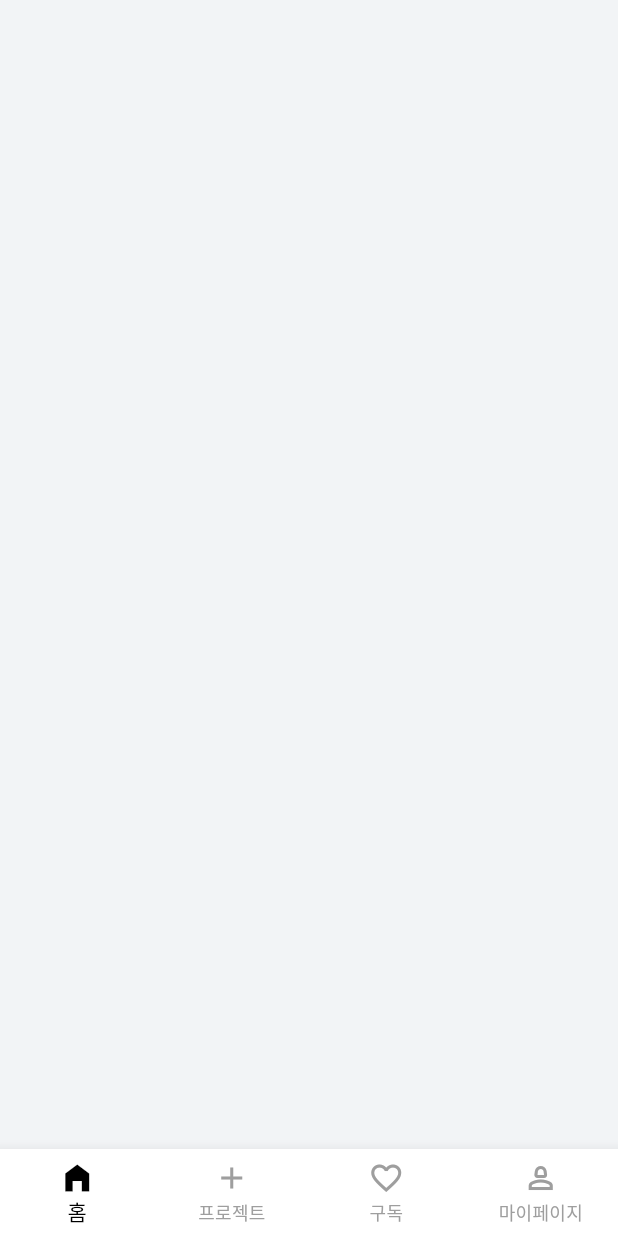
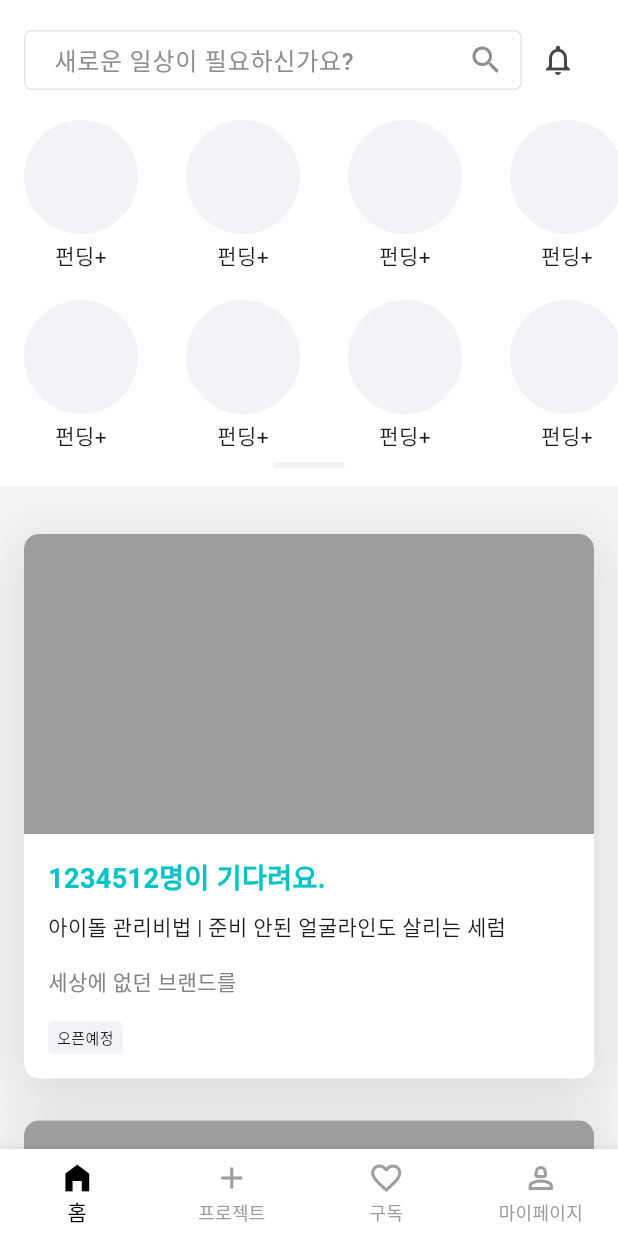
Before and after one commit to korca0220/flutter-wabiz-client, a Flutter app: the screen it shows after launch, on a phone screen of 412 x 824 dp. Run offline on Flutter 3.47's test engine with Material 3 defaults, Android fonts, the phone set to English and light mode, and no system bars; our stand-ins replace gap, go_router; Roboto replaces fonts that are missing (Pretendard).

Commit message:
add home page ui

```diff
--- a/lib/router.dart
+++ b/lib/router.dart
@@ -1,5 +1,5 @@
 import 'package:flutter/material.dart';
-import 'package:flutter_wabiz_client/views/home/homepage.dart';
+import 'package:flutter_wabiz_client/views/home/home_page.dart';
 import 'package:flutter_wabiz_client/views/wabiz_app_shell.dart';
 import 'package:go_router/go_router.dart';
 
--- /dev/null
+++ b/lib/views/home/home_page.dart
@@ -0,0 +1,201 @@
+import 'package:flutter/material.dart';
+import 'package:flutter_wabiz_client/theme.dart';
+import 'package:gap/gap.dart';
+
+class HomePage extends StatefulWidget {
+  const HomePage({super.key});
+
+  @override
+  State<HomePage> createState() => _HomePageState();
+}
+
+class _HomePageState extends State<HomePage> {
+  @override
+  Widget build(BuildContext context) {
+    return Scaffold(
+      body: SafeArea(
+        child: Column(
+          children: [
+            Container(
+              color: Colors.white,
+              height: 324,
+              child: Column(
+                children: [
+                  Padding(
+                    padding: const EdgeInsets.all(16.0),
+                    child: Row(
+                      children: [
+                        Expanded(
+                          child: SizedBox(
+                            height: 40,
+                            child: TextFormField(
+                              decoration: InputDecoration(
+                                contentPadding: const EdgeInsets.symmetric(
+                                  horizontal: 16,
+                                ),
+                                border: OutlineInputBorder(
+                                  borderRadius: BorderRadius.circular(5),
+                                  borderSide: BorderSide(
+                                    color: AppColors.wabizGray[100]!,
+                                  ),
+                                ),
+                                enabledBorder: OutlineInputBorder(
+                                  borderRadius: BorderRadius.circular(5),
+                                  borderSide: BorderSide(
+                                    color: AppColors.wabizGray[100]!,
+                                  ),
+                                ),
+                                focusedBorder: OutlineInputBorder(
+                                  borderRadius: BorderRadius.circular(5),
+                                  borderSide: const BorderSide(
+                                    color: AppColors.primaryColor,
+                                  ),
+                                ),
+                                hintText: "새로운 일상이 필요하신가요?",
+                                suffixIcon: const Icon(
+                                  Icons.search,
+                                ),
+                                suffixIconColor: AppColors.wabizGray[400],
+                              ),
+                              onTap: () {},
+                            ),
+                          ),
+                        ),
+                        IconButton(
+                          onPressed: () {},
+                          icon: const Icon(Icons.notifications_none),
+                        ),
+                      ],
+                    ),
+                  ),
+                  Expanded(
+                    child: GridView.builder(
+                      scrollDirection: Axis.horizontal,
+                      gridDelegate:
+                          const SliverGridDelegateWithFixedCrossAxisCount(
+                        crossAxisCount: 2,
+                        crossAxisSpacing: 12,
+                        mainAxisSpacing: 0,
+                      ),
+                      itemCount: 10,
+                      itemBuilder: (context, index) {
+                        return const InkWell(
+                          child: Column(
+                            children: [
+                              CircleAvatar(
+                                radius: 38,
+                                backgroundColor: AppColors.bg,
+                              ),
+                              Gap(4),
+                              Text("펀딩+"),
+                            ],
+                          ),
+                        );
+                      },
+                    ),
+                  ),
+                  Container(
+                    width: 48,
+                    height: 4,
+                    decoration: BoxDecoration(
+                      color: AppColors.bg,
+                      borderRadius: BorderRadius.circular(2),
+                    ),
+                  ),
+                  const Gap(12),
+                ],
+              ),
+            ),
+            const Gap(12),
+            Expanded(
+              child: ListView.builder(
+                itemCount: 10,
+                itemBuilder: (context, index) {
+                  return InkWell(
+                    child: Container(
+                      margin: const EdgeInsets.only(
+                        bottom: 8,
+                        left: 16,
+                        right: 16,
+                        top: 20,
+                      ),
+                      decoration: BoxDecoration(
+                        color: Colors.white,
+                        borderRadius: BorderRadius.circular(10),
+                        boxShadow: [
+                          BoxShadow(
+                            color: Colors.black.withOpacity(0.1),
+                            blurRadius: 30,
+                            spreadRadius: 4,
+                            offset: const Offset(0, 8),
+                          ),
+                        ],
+                      ),
+                      child: Column(
+                        crossAxisAlignment: CrossAxisAlignment.stretch,
+                        children: [
+                          Container(
+                            height: 200,
+                            decoration: const BoxDecoration(
+                              color: Colors.grey,
+                              borderRadius: BorderRadius.only(
+                                topLeft: Radius.circular(10),
+                                topRight: Radius.circular(10),
+                              ),
+                            ),
+                          ),
+                          Padding(
+                            padding: const EdgeInsets.all(16.0),
+                            child: Column(
+                              crossAxisAlignment: CrossAxisAlignment.start,
+                              children: [
+                                const Text(
+                                  '1234512명이 기다려요.',
+                                  style: TextStyle(
+                                    fontWeight: FontWeight.w700,
+                                    fontSize: 18,
+                                    color: AppColors.primaryColor,
+                                  ),
+                                ),
+                                const Gap(8),
+                                const Text('아이돌 관리비법 | 준비 안된 얼굴라인도 살리는 세럼'),
+                                const Gap(16),
+                                Text(
+                                  "세상에 없던 브랜드를",
+                                  style: TextStyle(
+                                    color: AppColors.wabizGray[500],
+                                  ),
+                                ),
+                                const Gap(16),
+                                Container(
+                                  padding: const EdgeInsets.symmetric(
+                                    horizontal: 6,
+                                    vertical: 4,
+                                  ),
+                                  decoration: BoxDecoration(
+                                    color: AppColors.bg,
+                                    borderRadius: BorderRadius.circular(3),
+                                  ),
+                                  child: const Text(
+                                    "오픈예정",
+                                    style: TextStyle(
+                                      fontSize: 10,
+                                    ),
+                                  ),
+                                ),
+                              ],
+                            ),
+                          )
+                        ],
+                      ),
+                    ),
+                  );
+                },
+              ),
+            ),
+          ],
+        ),
+      ),
+    );
+  }
+}
--- a/lib/views/home/homepage.dart
+++ /dev/null
@@ -1,15 +0,0 @@
-import 'package:flutter/material.dart';
-
-class HomePage extends StatefulWidget {
-  const HomePage({super.key});
-
-  @override
-  State<HomePage> createState() => _HomePageState();
-}
-
-class _HomePageState extends State<HomePage> {
-  @override
-  Widget build(BuildContext context) {
-    return const Scaffold();
-  }
-}
--- a/pubspec.yaml
+++ b/pubspec.yaml
@@ -13,6 +13,7 @@ dependencies:
 
   cupertino_icons: ^1.0.6
   go_router: ^14.2.0
+  gap: ^3.0.1
 
 dev_dependencies:
   flutter_test:
```
Also changed, not shown: pubspec.lock.
